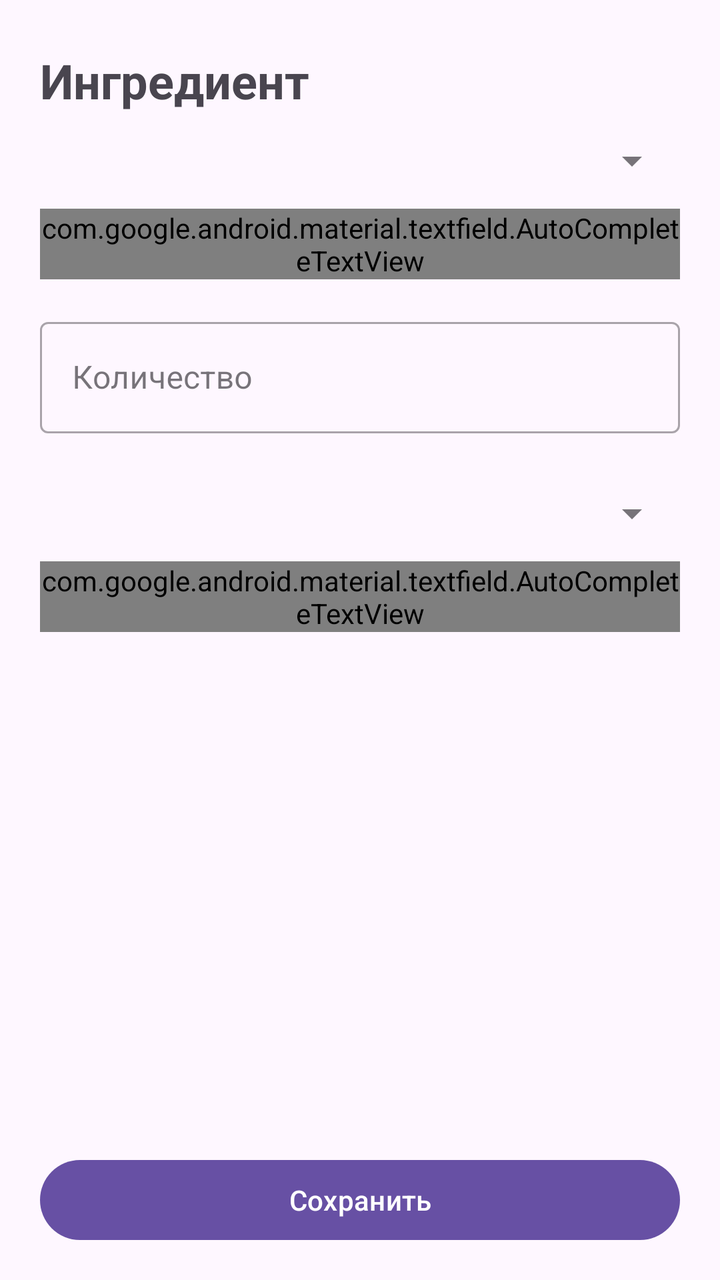
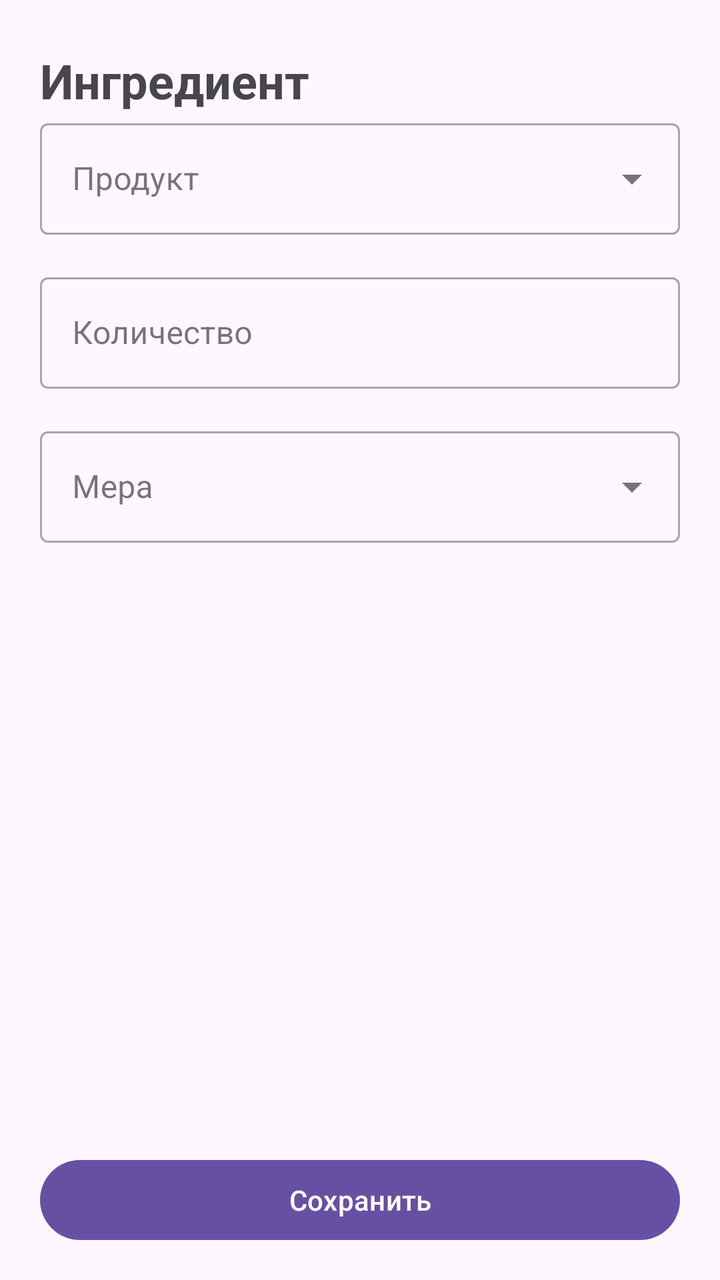

Two renders of the same Android screen: before a commit and after it. Below are the layout's source before the change and the commit's diff.
<!-- AndroidManifest.xml: application theme Theme.CondiCalc -->
<!-- res/layout/dialog_ingredient_edit.xml -->
<?xml version="1.0" encoding="utf-8"?>
<LinearLayout xmlns:android="http://schemas.android.com/apk/res/android"
    android:orientation="vertical"
    android:layout_width="match_parent"
    android:layout_height="match_parent"
    android:background="?attr/colorSurface">

    <TextView
        android:id="@+id/dialogTitle"
        android:layout_width="match_parent"
        android:layout_height="wrap_content"
        android:text="Ингредиент"
        android:textSize="24sp"
        android:textStyle="bold"
        android:paddingStart="20dp"
        android:paddingEnd="20dp"
        android:paddingTop="24dp" />

    <ScrollView
        android:layout_width="match_parent"
        android:layout_height="0dp"
        android:layout_weight="1">

        <LinearLayout
            android:orientation="vertical"
            android:paddingStart="20dp"
            android:paddingEnd="20dp"
            android:paddingBottom="16dp"
            android:layout_width="match_parent"
            android:layout_height="wrap_content">

            <com.google.android.material.textfield.TextInputLayout
                android:id="@+id/productLayout"
                android:hint="Продукт"
                style="@style/Widget.MaterialComponents.TextInputLayout.OutlinedBox.ExposedDropdownMenu"
                android:layout_width="match_parent"
                android:layout_height="wrap_content">

                <com.google.android.material.textfield.AutoCompleteTextView
                    android:id="@+id/sheetProductInput"
                    android:inputType="none"
                    android:layout_width="match_parent"
                    android:layout_height="wrap_content" />
            </com.google.android.material.textfield.TextInputLayout>

            <com.google.android.material.textfield.TextInputLayout
                android:id="@+id/amountLayout"
                android:hint="Количество"
                style="@style/Widget.MaterialComponents.TextInputLayout.OutlinedBox"
                android:layout_marginTop="16dp"
                android:layout_width="match_parent"
                android:layout_height="wrap_content">

                <com.google.android.material.textfield.TextInputEditText
                    android:id="@+id/sheetAmountInput"
                    android:inputType="numberDecimal"
                    android:layout_width="match_parent"
                    android:layout_height="wrap_content" />
            </com.google.android.material.textfield.TextInputLayout>

            <com.google.android.material.textfield.TextInputLayout
                android:id="@+id/measureLayout"
                android:hint="Мера"
                style="@style/Widget.MaterialComponents.TextInputLayout.OutlinedBox.ExposedDropdownMenu"
                android:layout_marginTop="16dp"
                android:layout_width="match_parent"
                android:layout_height="wrap_content">

                <com.google.android.material.textfield.AutoCompleteTextView
                    android:id="@+id/sheetMeasureInput"
                    android:inputType="none"
                    android:layout_width="match_parent"
                    android:layout_height="wrap_content" />
            </com.google.android.material.textfield.TextInputLayout>

        </LinearLayout>
    </ScrollView>

    <Button
        android:id="@+id/sheetSaveBtn"
        android:text="Сохранить"
        android:layout_marginStart="20dp"
        android:layout_marginEnd="20dp"
        android:layout_marginBottom="16dp"
        android:layout_width="match_parent"
        android:layout_height="wrap_content" />
</LinearLayout>
<!-- resources referenced by this layout -->
<resources>
  <style name="Theme.CondiCalc" parent="Theme.Material3.DayNight.NoActionBar" />
</resources>

<!-- the commit's change to res/layout/dialog_ingredient_edit.xml (unified diff, before → after) -->
@@ -36,7 +36,7 @@
                 android:layout_width="match_parent"
                 android:layout_height="wrap_content">
 
-                <com.google.android.material.textfield.AutoCompleteTextView
+                <com.google.android.material.textfield.MaterialAutoCompleteTextView
                     android:id="@+id/sheetProductInput"
                     android:inputType="none"
                     android:layout_width="match_parent"
@@ -66,7 +66,7 @@
                 android:layout_width="match_parent"
                 android:layout_height="wrap_content">
 
-                <com.google.android.material.textfield.AutoCompleteTextView
+                <com.google.android.material.textfield.MaterialAutoCompleteTextView
                     android:id="@+id/sheetMeasureInput"
                     android:inputType="none"
                     android:layout_width="match_parent"
